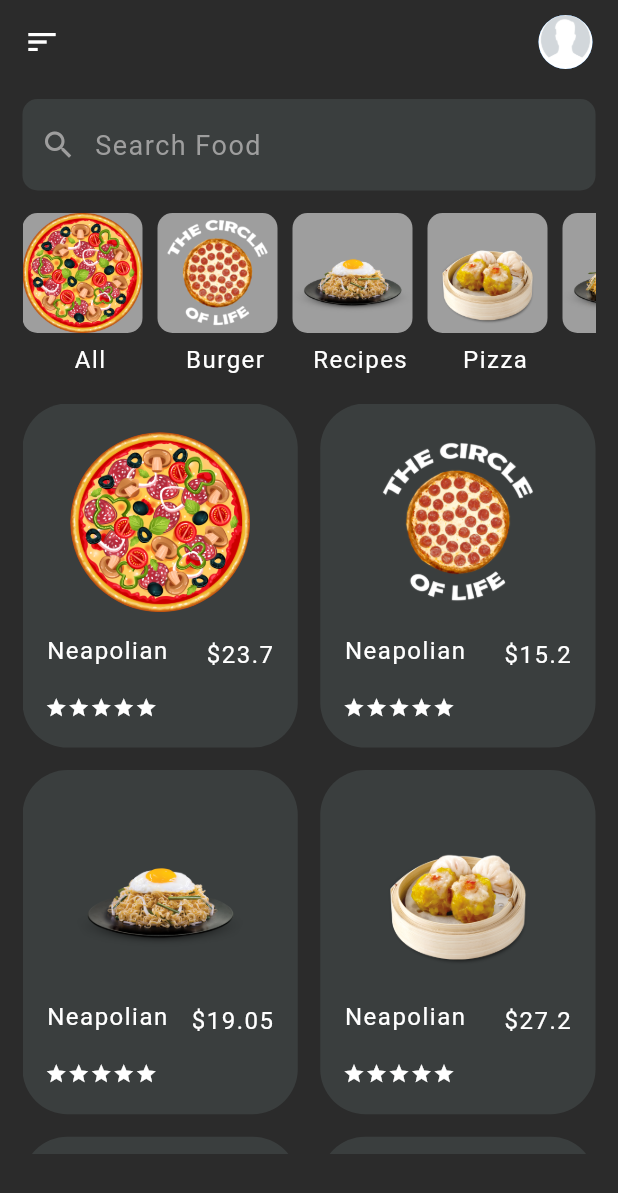
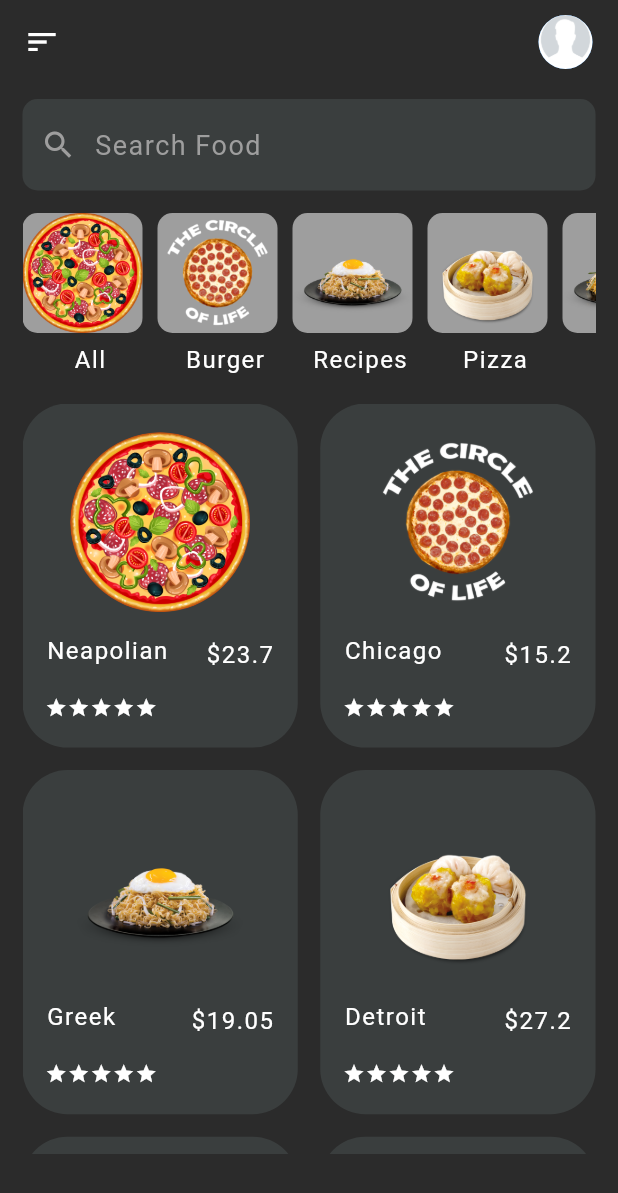
Before and after one commit to Bacdong/food-delivery-app, a Flutter app: the screen it shows after launch, on a phone screen of 412 x 824 dp. Shown: the top 1193 px of the screen. Run offline on Flutter 3.47's test engine with Material 2 defaults, Android fonts, the phone set to English and light mode, and no system bars.

Commit message:
Update home screens

```diff
--- a/lib/screens/home.dart
+++ b/lib/screens/home.dart
@@ -255,17 +255,17 @@ class _HomeState extends State<Home> {
                   ),
                   FoodItems(
                     image: 'images/foods/2.png',
-                    name: 'Neapolian',
+                    name: 'Chicago',
                     price: 15.2,
                   ),
                   FoodItems(
                     image: 'images/foods/3.png',
-                    name: 'Neapolian',
+                    name: 'Greek',
                     price: 19.05,
                   ),
                   FoodItems(
                     image: 'images/foods/4.png',
-                    name: 'Neapolian',
+                    name: 'Detroit',
                     price: 27.2,
                   ),
                   FoodItems(
```
